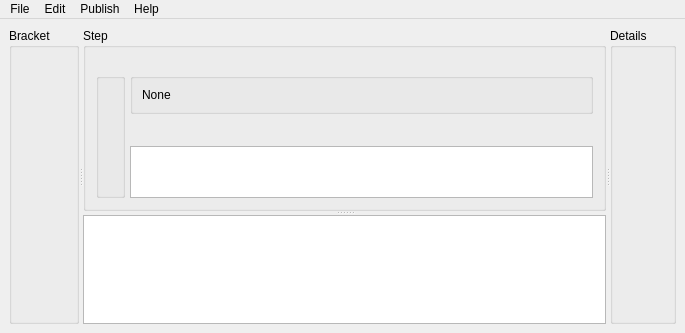
The window that pipe/studioPipe_ui.ui (subing85/package) describes before a commit, drawn with Qt 5.
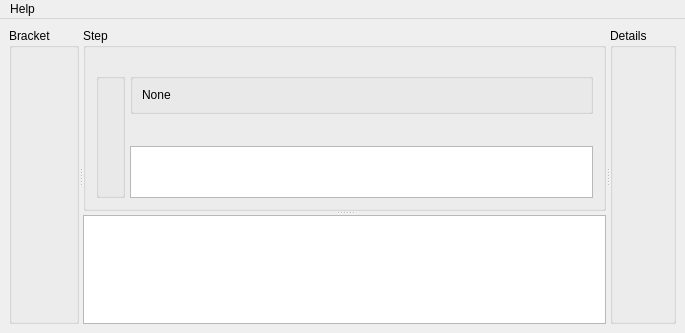
The same window after the commit.

Commit message: studio publish validation

Patch:
```diff
--- a/pipe/studioPipe_ui.ui
+++ b/pipe/studioPipe_ui.ui
@@ -203,42 +203,12 @@
      <height>21</height>
     </rect>
    </property>
-   <widget class="QMenu" name="menu_file">
-    <property name="title">
-     <string>File</string>
-    </property>
-    <addaction name="action_new"/>
-    <addaction name="action_exit"/>
-   </widget>
-   <widget class="QMenu" name="menu_edit">
-    <property name="tearOffEnabled">
-     <bool>true</bool>
-    </property>
-    <property name="title">
-     <string>Edit</string>
-    </property>
-    <addaction name="action_removeThumbs"/>
-    <addaction name="action_removePYC"/>
-    <addaction name="action_treeDisplay"/>
-    <addaction name="action_groupDisplay"/>
-   </widget>
-   <widget class="QMenu" name="menu_publish">
-    <property name="title">
-     <string>Publish</string>
-    </property>
-    <addaction name="action_patch"/>
-    <addaction name="action_minor"/>
-    <addaction name="action_major"/>
-   </widget>
    <widget class="QMenu" name="menu_help">
     <property name="title">
      <string>Help</string>
     </property>
     <addaction name="action_aboutApplication"/>
    </widget>
-   <addaction name="menu_file"/>
-   <addaction name="menu_edit"/>
-   <addaction name="menu_publish"/>
    <addaction name="menu_help"/>
   </widget>
   <action name="action_removeThumbs">
```
The commit also changes 13 other files.
